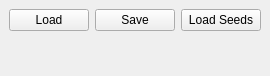
Qt form gerbil/gui/docks/labelingdock.ui (gerbilvis/gerbil) before a commit.
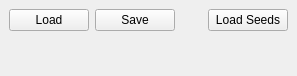
The same form after that commit.

Commit message: LabelingDock: Created Button events, connected signals with LabelingModel. vole::Labeling: small cleanup to handling of label indices

Diff of the .ui file:
```diff
--- a/gerbil/gui/docks/labelingdock.ui
+++ b/gerbil/gui/docks/labelingdock.ui
@@ -6,7 +6,7 @@
    <rect>
     <x>0</x>
     <y>0</y>
-    <width>230</width>
+    <width>297</width>
     <height>76</height>
    </rect>
   </property>
```
Left out of the diff: 6 changed lines with no effect on the pictures. The commit also changes 6 other files.
